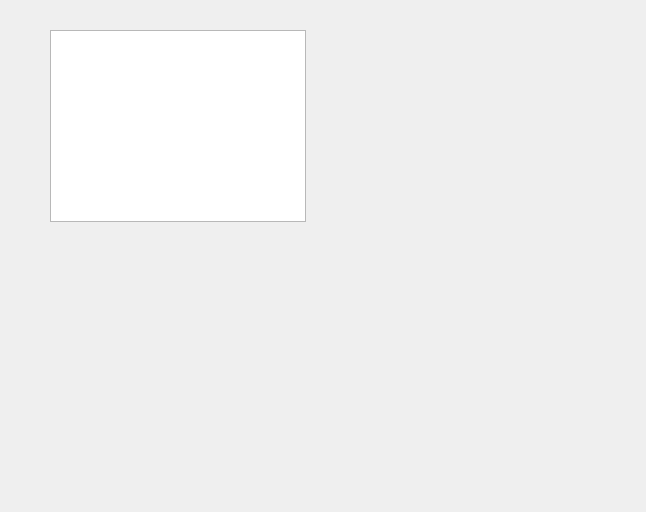
Above: sortwindow.ui from mainster/WorktimeManager before the change. Below: the same form after it.
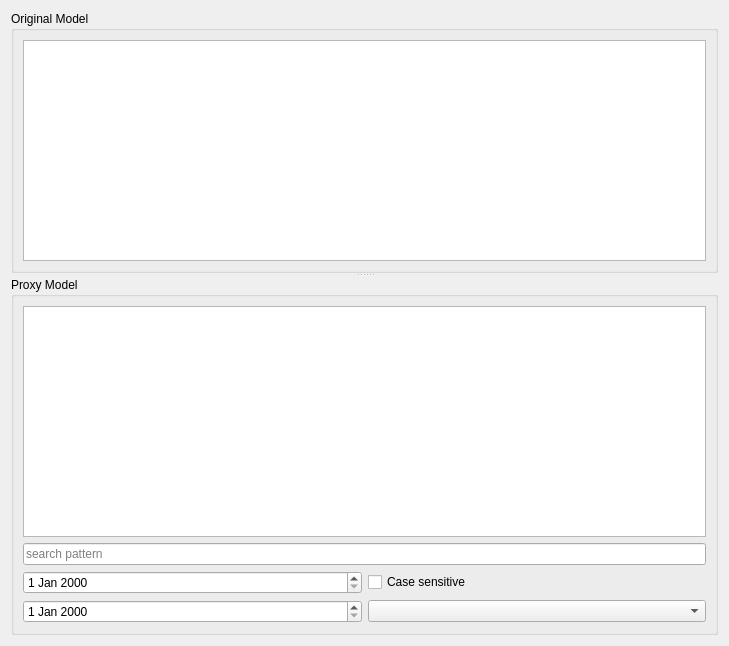
That is the form after the change.

Commit message: * filter widget generation moved from programatically to ui based * Rearanged splitter layout * keyshort cut ctrl+c, e implemented to open input form

Patch:
```diff
--- a/sortwindow.ui
+++ b/sortwindow.ui
@@ -6,23 +6,74 @@
    <rect>
     <x>0</x>
     <y>0</y>
-    <width>646</width>
-    <height>512</height>
+    <width>729</width>
+    <height>646</height>
    </rect>
   </property>
   <property name="windowTitle">
    <string>Form</string>
   </property>
-  <widget class="QTreeView" name="sourceView">
-   <property name="geometry">
-    <rect>
-     <x>50</x>
-     <y>30</y>
-     <width>256</width>
-     <height>192</height>
-    </rect>
-   </property>
-  </widget>
+  <layout class="QGridLayout" name="gridLayout_4">
+   <item row="0" column="0">
+    <widget class="QSplitter" name="splitter">
+     <property name="orientation">
+      <enum>Qt::Vertical</enum>
+     </property>
+     <widget class="QGroupBox" name="sourceGB">
+      <property name="title">
+       <string>Original Model</string>
+      </property>
+      <layout class="QGridLayout" name="gridLayout">
+       <item row="0" column="0">
+        <widget class="QTreeView" name="sourceView"/>
+       </item>
+      </layout>
+      <zorder>sourceView</zorder>
+      <zorder>sourceView</zorder>
+     </widget>
+     <widget class="QGroupBox" name="proxyGB">
+      <property name="title">
+       <string>Proxy Model</string>
+      </property>
+      <layout class="QGridLayout" name="gridLayout_2">
+       <item row="0" column="0">
+        <widget class="QTreeView" name="proxyView"/>
+       </item>
+       <item row="1" column="0">
+        <widget class="QLineEdit" name="filtPattLE">
+         <property name="text">
+          <string/>
+         </property>
+         <property name="placeholderText">
+          <string>search pattern</string>
+         </property>
+        </widget>
+       </item>
+       <item row="4" column="0">
+        <layout class="QGridLayout" name="gridLayout_3">
+         <item row="0" column="0">
+          <widget class="QDateEdit" name="fromDateEdit"/>
+         </item>
+         <item row="1" column="0">
+          <widget class="QDateEdit" name="toDateEdit"/>
+         </item>
+         <item row="0" column="1">
+          <widget class="QCheckBox" name="filtCaseSensCB">
+           <property name="text">
+            <string>Case sensitive</string>
+           </property>
+          </widget>
+         </item>
+         <item row="1" column="1">
+          <widget class="QComboBox" name="filtSyntaxCB"/>
+         </item>
+        </layout>
+       </item>
+      </layout>
+     </widget>
+    </widget>
+   </item>
+  </layout>
  </widget>
  <resources/>
  <connections/>
```
The commit also changes 5 other files.
